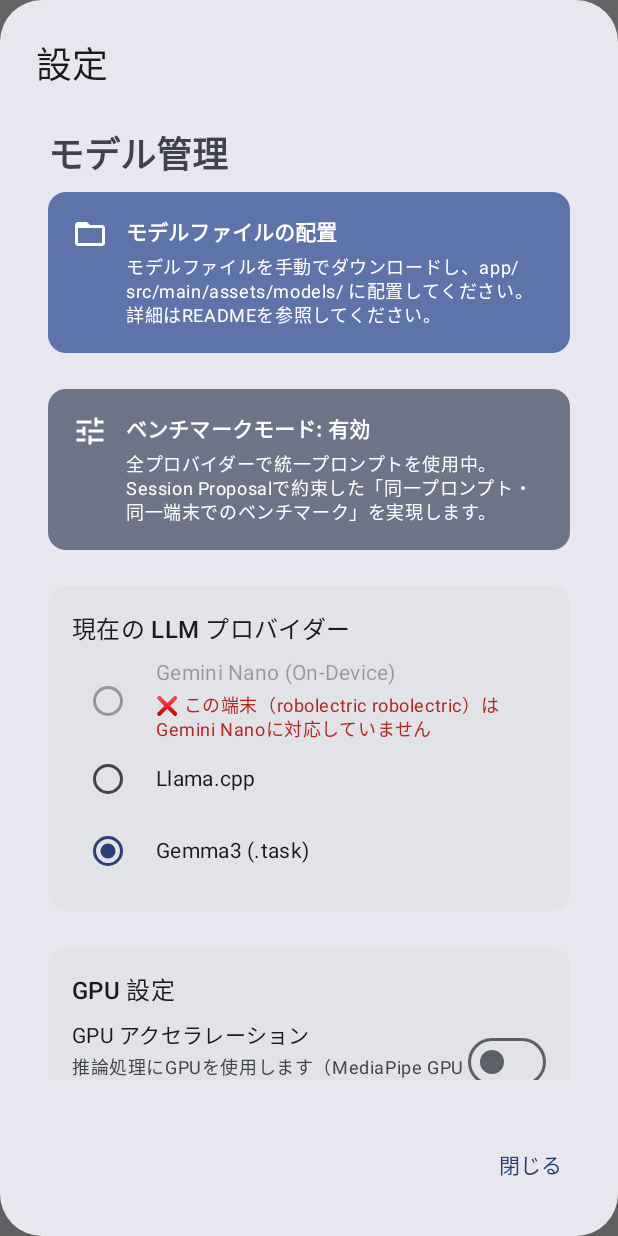
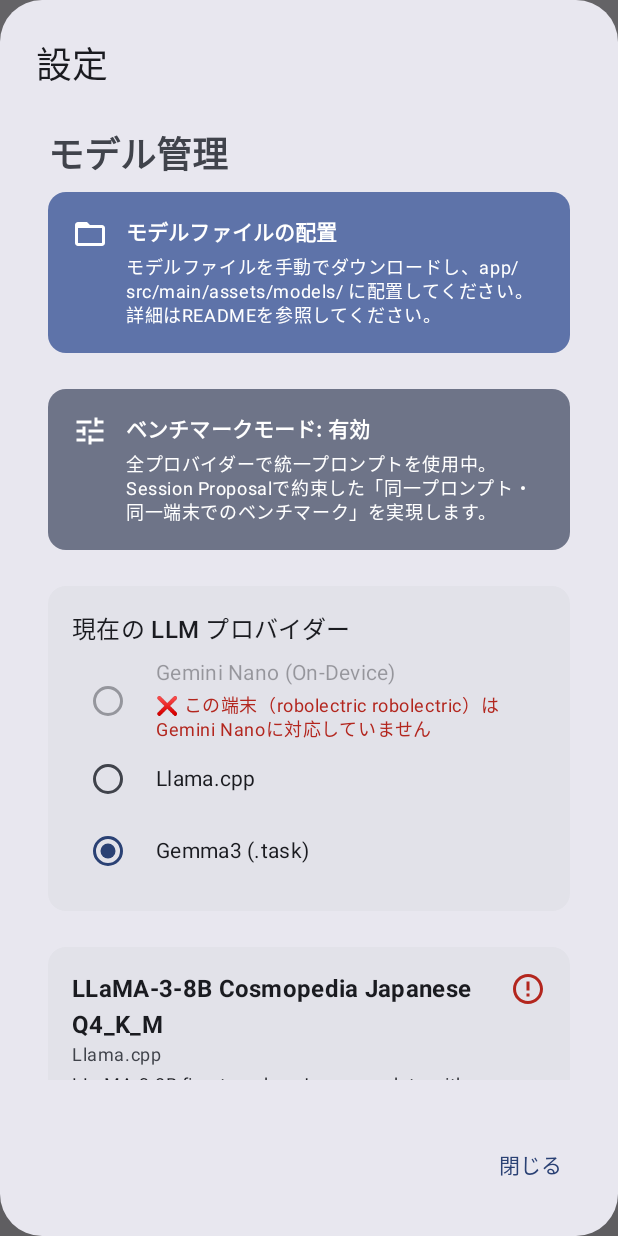
Before and after one commit to MasayukiSuda/DroidKaigiLocalLLMSample, an Android app built with Jetpack Compose: the screen it shows after launch (MainActivity), after a tap on "設定", on a phone screen of 412 x 824 dp. Run offline under Robolectric (Android 15) with nearby library versions, the phone set to English and light mode, and no system bars; our stand-ins replace Dagger/Hilt's generated code; libraries missing offline, so code that uses them is left out: android.llama.cpp, com.google.ai.edge, com.google.mediapipe.tasks; pictures from the network do not load.

Commit message:
Remove needless setting

```diff
--- a/app/src/main/java/com/daasuu/llmsample/data/settings/SettingsRepository.kt
+++ b/app/src/main/java/com/daasuu/llmsample/data/settings/SettingsRepository.kt
@@ -5,7 +5,5 @@ import kotlinx.coroutines.flow.Flow
 
 interface SettingsRepository {
     val currentProvider: Flow<LLMProvider>
-    val isGpuEnabled: Flow<Boolean>
     suspend fun setCurrentProvider(provider: LLMProvider)
-    suspend fun setGpuEnabled(enabled: Boolean)
 }
--- a/app/src/main/java/com/daasuu/llmsample/data/settings/SettingsRepositoryImpl.kt
+++ b/app/src/main/java/com/daasuu/llmsample/data/settings/SettingsRepositoryImpl.kt
@@ -3,8 +3,8 @@ package com.daasuu.llmsample.data.settings
 import android.content.Context
 import androidx.datastore.core.DataStore
 import androidx.datastore.preferences.core.Preferences
+import androidx.datastore.preferences.core.booleanPreferencesKey
 import androidx.datastore.preferences.core.edit
-import androidx.datastore.preferences.core.booleanPreferencesKey
 import androidx.datastore.preferences.core.intPreferencesKey
 import androidx.datastore.preferences.preferencesDataStore
 import com.daasuu.llmsample.data.model.LLMProvider
@@ -32,20 +32,9 @@ class SettingsRepositoryImpl @Inject constructor(
             LLMProvider.entries.getOrNull(ordinal) ?: LLMProvider.LITE_RT
         }
 
-    override val isGpuEnabled: Flow<Boolean> =
-        context.dataStore.data.map { prefs ->
-            prefs[Keys.GPU_ENABLED] ?: false
-        }
-
     override suspend fun setCurrentProvider(provider: LLMProvider) {
         context.dataStore.edit { prefs ->
             prefs[Keys.CURRENT_PROVIDER] = provider.ordinal
         }
     }
-
-    override suspend fun setGpuEnabled(enabled: Boolean) {
-        context.dataStore.edit { prefs ->
-            prefs[Keys.GPU_ENABLED] = enabled
-        }
-    }
 }
--- a/app/src/main/java/com/daasuu/llmsample/ui/screens/settings/SettingsScreen.kt
+++ b/app/src/main/java/com/daasuu/llmsample/ui/screens/settings/SettingsScreen.kt
@@ -25,7 +25,6 @@ import androidx.compose.material3.Icon
 import androidx.compose.material3.IconButton
 import androidx.compose.material3.MaterialTheme
 import androidx.compose.material3.RadioButton
-import androidx.compose.material3.Switch
 import androidx.compose.material3.Text
 import androidx.compose.runtime.Composable
 import androidx.compose.runtime.collectAsState
@@ -47,8 +46,6 @@ fun SettingsScreen(
     val models by viewModel.models.collectAsState()
     val selectedProvider by viewModel.selectedProvider.collectAsState()
     val isBenchmarkMode by BenchmarkMode.isEnabled.collectAsState()
-    val isGpuEnabled by viewModel.isGpuEnabled.collectAsState()
-    val shouldShowGpuSettings = selectedProvider == LLMProvider.LITE_RT
 
     LazyColumn(
         modifier = Modifier
@@ -225,54 +222,6 @@ fun SettingsScreen(
             }
         }
 
-        if (shouldShowGpuSettings) {
-            item {
-                // GPU Settings (only shown when Gemma3/LITE_RT is selected)
-                Card(
-                    modifier = Modifier
-                        .fillMaxWidth()
-                        .padding(bottom = 16.dp)
-                ) {
-                    Column(
-                        modifier = Modifier.padding(16.dp)
-                    ) {
-                        Text(
-                            text = "GPU 設定",
-                            style = MaterialTheme.typography.titleMedium,
-                            modifier = Modifier.padding(bottom = 8.dp)
-                        )
-
-                        Row(
-                            modifier = Modifier.fillMaxWidth(),
-                            verticalAlignment = Alignment.CenterVertically,
-                            horizontalArrangement = Arrangement.SpaceBetween
-                        ) {
-                            Column(
-                                modifier = Modifier.weight(1f)
-                            ) {
-                                Text(
-                                    text = "GPU アクセラレーション",
-                                    style = MaterialTheme.typography.bodyMedium
-                                )
-                                Text(
-                                    text = "推論処理にGPUを使用します（MediaPipe GPU Delegate）",
-                                    style = MaterialTheme.typography.bodySmall,
-                                    color = MaterialTheme.colorScheme.onSurfaceVariant,
-                                    modifier = Modifier.padding(top = 2.dp)
-                                )
-                            }
-
-                            Switch(
-                                checked = isGpuEnabled,
-                                onCheckedChange = { viewModel.setGpuEnabled(it) }
-                            )
-                        }
-                    }
-                }
-            }
-        }
-
-
         // Models list
         items(models) { model ->
             ModelCard(
--- a/app/src/main/java/com/daasuu/llmsample/ui/screens/settings/SettingsViewModel.kt
+++ b/app/src/main/java/com/daasuu/llmsample/ui/screens/settings/SettingsViewModel.kt
@@ -60,39 +60,6 @@ class SettingsViewModel @Inject constructor(
             settingsRepository.currentProvider.collect { provider ->
                 _selectedProvider.value = provider
                 llmManager.setCurrentProvider(provider)
-            }
-        }
-
-        // GPU設定を監視し、変更時にLITE_RTプロバイダーを再初期化
-        viewModelScope.launch {
-            var isFirst = true
-            settingsRepository.isGpuEnabled.collect { enabled ->
-                val previousValue = _isGpuEnabled.value
-                _isGpuEnabled.value = enabled
-
-                // 初回以外で、かつGPU設定が実際に変更され、現在LITE_RTが選択されている場合に再初期化
-                if (!isFirst && previousValue != enabled && _selectedProvider.value == LLMProvider.LITE_RT) {
-                    android.util.Log.d(
-                        "SettingsViewModel",
-                        "GPU setting changed from $previousValue to $enabled, reinitializing TaskRepository..."
-                    )
-                    try {
-                        llmManager.reinitializeCurrentProvider()
-                        android.util.Log.d(
-                            "SettingsViewModel",
-                            "TaskRepository successfully reinitialized with GPU setting: $enabled"
-                        )
-                    } catch (e: Exception) {
-                        android.util.Log.e(
-                            "SettingsViewModel",
-                            "Critical error during TaskRepository reinitialization",
-                            e
-                        )
-                        // ユーザーに問題を通知することも検討
-                        // 必要に応じて設定をロールバックする処理も追加可能
-                    }
-                }
-                isFirst = false
             }
         }
     }
@@ -164,10 +131,4 @@ class SettingsViewModel @Inject constructor(
             else -> null
         }
     }
-
-    fun setGpuEnabled(enabled: Boolean) {
-        viewModelScope.launch {
-            settingsRepository.setGpuEnabled(enabled)
-        }
-    }
 }
```
Also changed, not shown: app/src/main/java/com/daasuu/llmsample/data/llm/task/TaskRepository.kt (+2 -58 lines).
